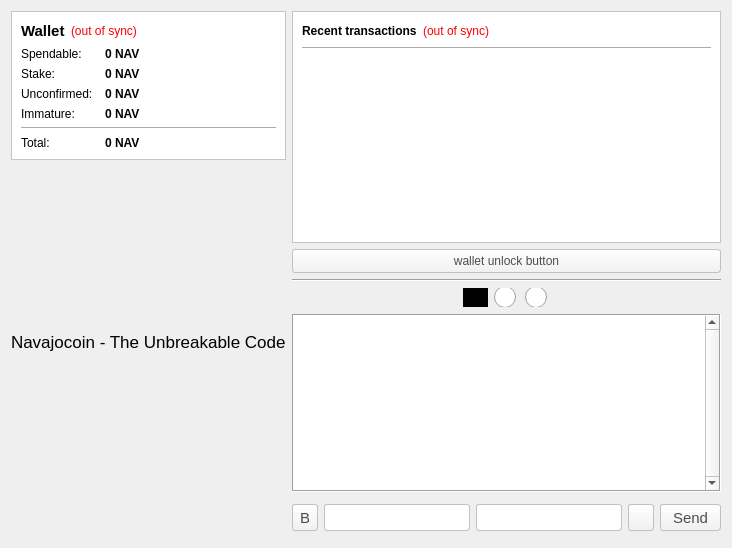
First picture: the form in src/qt/forms/overviewpage.ui, repository sherlockcoin/navajocoin, before the edit.
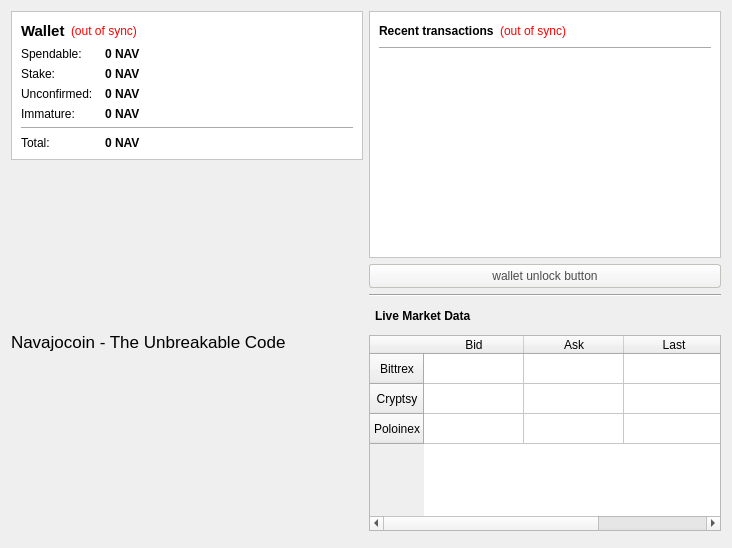
Second picture: the form after the edit. Icons and pictures are not drawn.

Commit message: market ticker started

```diff
--- a/src/qt/forms/overviewpage.ui
+++ b/src/qt/forms/overviewpage.ui
@@ -480,6 +480,35 @@
        </property>
       </widget>
      </item>
+     <item>
+      <layout class="QHBoxLayout" name="horizontalLayout_7">
+       <property name="leftMargin">
+        <number>6</number>
+       </property>
+       <property name="topMargin">
+        <number>6</number>
+       </property>
+       <property name="rightMargin">
+        <number>6</number>
+       </property>
+       <property name="bottomMargin">
+        <number>0</number>
+       </property>
+       <item>
+        <widget class="QLabel" name="label_7">
+         <property name="font">
+          <font>
+           <weight>75</weight>
+           <bold>true</bold>
+          </font>
+         </property>
+         <property name="text">
+          <string>Live Market Data</string>
+         </property>
+        </widget>
+       </item>
+      </layout>
+     </item>
      <item>
       <layout class="QVBoxLayout" name="verticalLayout_7">
        <property name="spacing">
@@ -497,280 +526,6 @@
        <property name="bottomMargin">
         <number>0</number>
        </property>
-       <item>
-        <layout class="QHBoxLayout" name="horizontalLayout_6">
-         <property name="spacing">
-          <number>6</number>
-         </property>
-         <property name="leftMargin">
-          <number>0</number>
-         </property>
-         <property name="topMargin">
-          <number>0</number>
-         </property>
-         <property name="rightMargin">
-          <number>0</number>
-         </property>
-         <property name="bottomMargin">
-          <number>0</number>
-         </property>
-         <item>
-          <spacer name="horizontalSpacer_3">
-           <property name="orientation">
-            <enum>Qt::Horizontal</enum>
-           </property>
-           <property name="sizeHint" stdset="0">
-            <size>
-             <width>40</width>
-             <height>20</height>
-            </size>
-           </property>
-          </spacer>
-         </item>
-         <item>
-          <widget class="QRadioButton" name="rbLang_en">
-           <property name="minimumSize">
-            <size>
-             <width>25</width>
-             <height>19</height>
-            </size>
-           </property>
-           <property name="maximumSize">
-            <size>
-             <width>25</width>
-             <height>19</height>
-            </size>
-           </property>
-           <property name="styleSheet">
-            <string notr="true">QRadioButton::indicator {
-	subcontrol-position: top center;
-	image: url(:/icons/flag_en);
- }
-
- QRadioButton::indicator::unchecked {
-	width: 22px;
-	height: 16px;
- }
-
- QRadioButton::indicator:unchecked:hover {
-	background-color: blue;
-	width: 25px;
-	height: 19px;
- }
-
- QRadioButton::indicator:unchecked:pressed {
-	background-color: blue;
-	width: 25px;
-	height: 19px;
- }
-
- QRadioButton::indicator::checked {
-	background-color: black;
-	width: 25px;
-	height: 19px;
- }
-
- QRadioButton::indicator:checked:hover {
-	background-color: blue;
-	width: 25px;
-	height: 19px;
- }
-
- QRadioButton::indicator:checked:pressed {
-	background-color: blue;
-	width: 25px;
-	height: 19px;
- }</string>
-           </property>
-           <property name="text">
-            <string/>
-           </property>
-           <property name="checked">
-            <bool>true</bool>
-           </property>
-          </widget>
-         </item>
-         <item>
-          <widget class="QRadioButton" name="rbLang_ru">
-           <property name="minimumSize">
-            <size>
-             <width>25</width>
-             <height>19</height>
-            </size>
-           </property>
-           <property name="maximumSize">
-            <size>
-             <width>25</width>
-             <height>19</height>
-            </size>
-           </property>
-           <property name="styleSheet">
-            <string notr="true">QRadioButton::indicator {
-	subcontrol-position: top center;
-	image: url(:/icons/flag_ru);
- }
-
- QRadioButton::indicator::unchecked {
-	width: 22px;
-	height: 16px;
- }
-
- QRadioButton::indicator:unchecked:hover {
-	background-color: blue;
-	width: 25px;
-	height: 19px;
- }
-
- QRadioButton::indicator:unchecked:pressed {
-	background-color: blue;
-	width: 25px;
-	height: 19px;
- }
-
- QRadioButton::indicator::checked {
-	background-color: black;
-	width: 25px;
-	height: 19px;
- }
-
- QRadioButton::indicator:checked:hover {
-	background-color: blue;
-	width: 25px;
-	height: 19px;
- }
-
- QRadioButton::indicator:checked:pressed {
-	background-color: blue;
-	width: 25px;
-	height: 19px;
- }</string>
-           </property>
-           <property name="text">
-            <string/>
-           </property>
-           <property name="checkable">
-            <bool>true</bool>
-           </property>
-           <property name="checked">
-            <bool>false</bool>
-           </property>
-          </widget>
-         </item>
-         <item>
-          <widget class="QRadioButton" name="rbLang_cn">
-           <property name="minimumSize">
-            <size>
-             <width>25</width>
-             <height>19</height>
-            </size>
-           </property>
-           <property name="maximumSize">
-            <size>
-             <width>25</width>
-             <height>19</height>
-            </size>
-           </property>
-           <property name="styleSheet">
-            <string notr="true">QRadioButton::indicator {
-	subcontrol-position: top center;
-	image: url(:/icons/flag_cn);
- }
-
- QRadioButton::indicator::unchecked {
-	width: 22px;
-	height: 16px;
- }
-
- QRadioButton::indicator:unchecked:hover {
-	background-color: blue;
-	width: 25px;
-	height: 19px;
- }
-
- QRadioButton::indicator:unchecked:pressed {
-	background-color: blue;
-	width: 25px;
-	height: 19px;
- }
-
- QRadioButton::indicator::checked {
-	background-color: black;
-	width: 25px;
-	height: 19px;
- }
-
- QRadioButton::indicator:checked:hover {
-	background-color: blue;
-	width: 25px;
-	height: 19px;
- }
-
- QRadioButton::indicator:checked:pressed {
-	background-color: blue;
-	width: 25px;
-	height: 19px;
- }</string>
-           </property>
-           <property name="text">
-            <string/>
-           </property>
-          </widget>
-         </item>
-         <item>
-          <spacer name="horizontalSpacer_7">
-           <property name="orientation">
-            <enum>Qt::Horizontal</enum>
-           </property>
-           <property name="sizeHint" stdset="0">
-            <size>
-             <width>40</width>
-             <height>20</height>
-            </size>
-           </property>
-          </spacer>
-         </item>
-        </layout>
-       </item>
-       <item>
-        <layout class="QHBoxLayout" name="horizontalLayout_8">
-         <property name="leftMargin">
-          <number>0</number>
-         </property>
-         <property name="topMargin">
-          <number>6</number>
-         </property>
-         <property name="rightMargin">
-          <number>0</number>
-         </property>
-         <property name="bottomMargin">
-          <number>6</number>
-         </property>
-         <item>
-          <widget class="QTextEdit" name="txtChat">
-           <property name="font">
-            <font>
-             <pointsize>10</pointsize>
-            </font>
-           </property>
-           <property name="styleSheet">
-            <string notr="true"/>
-           </property>
-           <property name="frameShape">
-            <enum>QFrame::Box</enum>
-           </property>
-           <property name="verticalScrollBarPolicy">
-            <enum>Qt::ScrollBarAlwaysOn</enum>
-           </property>
-           <property name="horizontalScrollBarPolicy">
-            <enum>Qt::ScrollBarAlwaysOff</enum>
-           </property>
-           <property name="textInteractionFlags">
-            <set>Qt::TextSelectableByKeyboard|Qt::TextSelectableByMouse</set>
-           </property>
-          </widget>
-         </item>
-        </layout>
-       </item>
        <item>
         <layout class="QHBoxLayout" name="horizontalLayout_5">
          <property name="spacing">
@@ -789,161 +544,130 @@
           <number>6</number>
          </property>
          <item>
-          <widget class="QPushButton" name="btnBold">
-           <property name="maximumSize">
-            <size>
-             <width>32</width>
-             <height>27</height>
-            </size>
-           </property>
-           <property name="font">
-            <font>
-             <pointsize>11</pointsize>
-             <weight>50</weight>
-             <bold>false</bold>
-            </font>
-           </property>
-           <property name="toolTip">
-            <string notr="true">&lt;html&gt;&lt;head/&gt;&lt;body&gt;&lt;p&gt;&lt;span style=&quot; font-weight:600;&quot;&gt;10 CHAT&lt;/span&gt;&lt;/p&gt;&lt;/body&gt;&lt;/html&gt;</string>
-           </property>
+          <widget class="QTableWidget" name="marketTableWidget">
            <property name="styleSheet">
-            <string notr="true">background-color: qlineargradient(spread:pad, x1:0, y1:1, x2:0, y2:0, stop:0 rgb(240,240,240), stop:1 rgb(255, 255, 255));
-border-radius:3px;
-border: 1px solid #C4C1BD;
-color: #4C4C4C;
-padding: 4px 8px;
-margin: 0px 6px 0px 0px;</string>
+            <string notr="true">text-align:center</string>
            </property>
-           <property name="text">
-            <string>B</string>
-           </property>
-           <property name="shortcut">
-            <string notr="true"/>
-           </property>
-           <property name="checkable">
-            <bool>true</bool>
-           </property>
-          </widget>
-         </item>
-         <item>
-          <widget class="QLineEdit" name="txtChatNick">
-           <property name="maximumSize">
-            <size>
-             <width>999</width>
-             <height>27</height>
-            </size>
-           </property>
-           <property name="font">
-            <font>
-             <pointsize>11</pointsize>
-             <weight>50</weight>
-             <bold>false</bold>
-            </font>
-           </property>
-           <property name="styleSheet">
-            <string notr="true">background-color: rgb(255,255,255);
-border-radius:3px;
-border: 1px solid #C4C1BD;
-color: #4C4C4C;
-padding: 4px;
-margin: 0px 6px 0px 0px;</string>
-           </property>
-           <property name="inputMask">
-            <string/>
-           </property>
-           <property name="text">
-            <string/>
-           </property>
-           <property name="maxLength">
-            <number>20</number>
-           </property>
-          </widget>
-         </item>
-         <item>
-          <widget class="QLineEdit" name="txtChatMsg">
-           <property name="maximumSize">
-            <size>
-             <width>999</width>
-             <height>27</height>
-            </size>
-           </property>
-           <property name="font">
-            <font>
-             <pointsize>11</pointsize>
-            </font>
-           </property>
-           <property name="styleSheet">
-            <string notr="true">background-color: rgb(255,255,255);
-border-radius:3px;
-border: 1px solid #C4C1BD;
-color: #4C4C4C;
-padding: 4px;
-margin: 0px 6px 0px 0px;</string>
-           </property>
-           <property name="text">
-            <string/>
-           </property>
-           <property name="maxLength">
-            <number>140</number>
-           </property>
-          </widget>
-         </item>
-         <item>
-          <widget class="QPushButton" name="btnSmiley">
-           <property name="maximumSize">
-            <size>
-             <width>32</width>
-             <height>27</height>
-            </size>
-           </property>
-           <property name="font">
-            <font>
-             <pointsize>10</pointsize>
-            </font>
-           </property>
-           <property name="toolTip">
-            <string>List of emoticons</string>
-           </property>
-           <property name="styleSheet">
-            <string notr="true">background-color: qlineargradient(spread:pad, x1:0, y1:1, x2:0, y2:0, stop:0 rgb(240,240,240), stop:1 rgb(255, 255, 255));
-border-radius:3px;
-border: 1px solid #C4C1BD;
-color: #4C4C4C;
-padding: 4px 8px;
-margin: 0px 6px 0px 0px;</string>
-           </property>
-           <property name="icon">
-            <iconset resource="../bitcoin.qrc">
-             <normaloff>:/icons/smiley-button</normaloff>:/icons/smiley-button</iconset>
-           </property>
-          </widget>
-         </item>
-         <item>
-          <widget class="QPushButton" name="btnChatSend">
-           <property name="maximumSize">
-            <size>
-             <width>70</width>
-             <height>27</height>
-            </size>
-           </property>
-           <property name="font">
-            <font>
-             <pointsize>11</pointsize>
-            </font>
-           </property>
-           <property name="toolTip">
-            <string>1 CHAT</string>
-           </property>
-           <property name="styleSheet">
-            <string notr="true">background-color: qlineargradient(spread:pad, x1:0, y1:1, x2:0, y2:0, stop:0 rgb(240,240,240), stop:1 rgb(255, 255, 255));
-border-radius:3px;
-border: 1px solid #C4C1BD;
-color: #4C4C4C;
-padding: 4px 12px;</string>
-           </property>
-           <property name="text">
-            <string>Send</string>
-           </property>
+           <row>
+            <property name="text">
+             <string>Bittrex</string>
+            </property>
+            <property name="textAlignment">
+             <set>AlignHCenter|AlignVCenter|AlignCenter</set>
+            </property>
+           </row>
+           <row>
+            <property name="text">
+             <string>Cryptsy</string>
+            </property>
+            <property name="textAlignment">
+             <set>AlignHCenter|AlignVCenter|AlignCenter</set>
+            </property>
+           </row>
+           <row>
+            <property name="text">
+             <string>Poloinex</string>
+            </property>
+            <property name="textAlignment">
+             <set>AlignHCenter|AlignVCenter|AlignCenter</set>
+            </property>
+           </row>
+           <column>
+            <property name="text">
+             <string>Bid</string>
+            </property>
+            <property name="textAlignment">
+             <set>AlignHCenter|AlignVCenter|AlignCenter</set>
+            </property>
+           </column>
+           <column>
+            <property name="text">
+             <string>Ask</string>
+            </property>
+            <property name="textAlignment">
+             <set>AlignHCenter|AlignVCenter|AlignCenter</set>
+            </property>
+           </column>
+           <column>
+            <property name="text">
+             <string>Last</string>
+            </property>
+            <property name="textAlignment">
+             <set>AlignHCenter|AlignVCenter|AlignCenter</set>
+            </property>
+           </column>
+           <item row="0" column="0">
+            <property name="text">
+             <string/>
+            </property>
+            <property name="textAlignment">
+             <set>AlignHCenter|AlignVCenter|AlignCenter</set>
+            </property>
+           </item>
+           <item row="0" column="1">
+            <property name="text">
+             <string/>
+            </property>
+            <property name="textAlignment">
+             <set>AlignHCenter|AlignVCenter|AlignCenter</set>
+            </property>
+           </item>
+           <item row="0" column="2">
+            <property name="text">
+             <string/>
+            </property>
+            <property name="textAlignment">
+             <set>AlignHCenter|AlignVCenter|AlignCenter</set>
+            </property>
+           </item>
+           <item row="1" column="0">
+            <property name="text">
+             <string/>
+            </property>
+            <property name="textAlignment">
+             <set>AlignHCenter|AlignVCenter|AlignCenter</set>
+            </property>
+           </item>
+           <item row="1" column="1">
+            <property name="text">
+             <string/>
+            </property>
+            <property name="textAlignment">
+             <set>AlignHCenter|AlignVCenter|AlignCenter</set>
+            </property>
+           </item>
+           <item row="1" column="2">
+            <property name="text">
+             <string/>
+            </property>
+            <property name="textAlignment">
+             <set>AlignHCenter|AlignVCenter|AlignCenter</set>
+            </property>
+           </item>
+           <item row="2" column="0">
+            <property name="text">
+             <string/>
+            </property>
+            <property name="textAlignment">
+             <set>AlignHCenter|AlignVCenter|AlignCenter</set>
+            </property>
+           </item>
+           <item row="2" column="1">
+            <property name="text">
+             <string/>
+            </property>
+            <property name="textAlignment">
+             <set>AlignHCenter|AlignVCenter|AlignCenter</set>
+            </property>
+           </item>
+           <item row="2" column="2">
+            <property name="text">
+             <string/>
+            </property>
+            <property name="textAlignment">
+             <set>AlignHCenter|AlignVCenter|AlignCenter</set>
+            </property>
+           </item>
           </widget>
          </item>
         </layout>
```
The commit also changes 88 other files.
